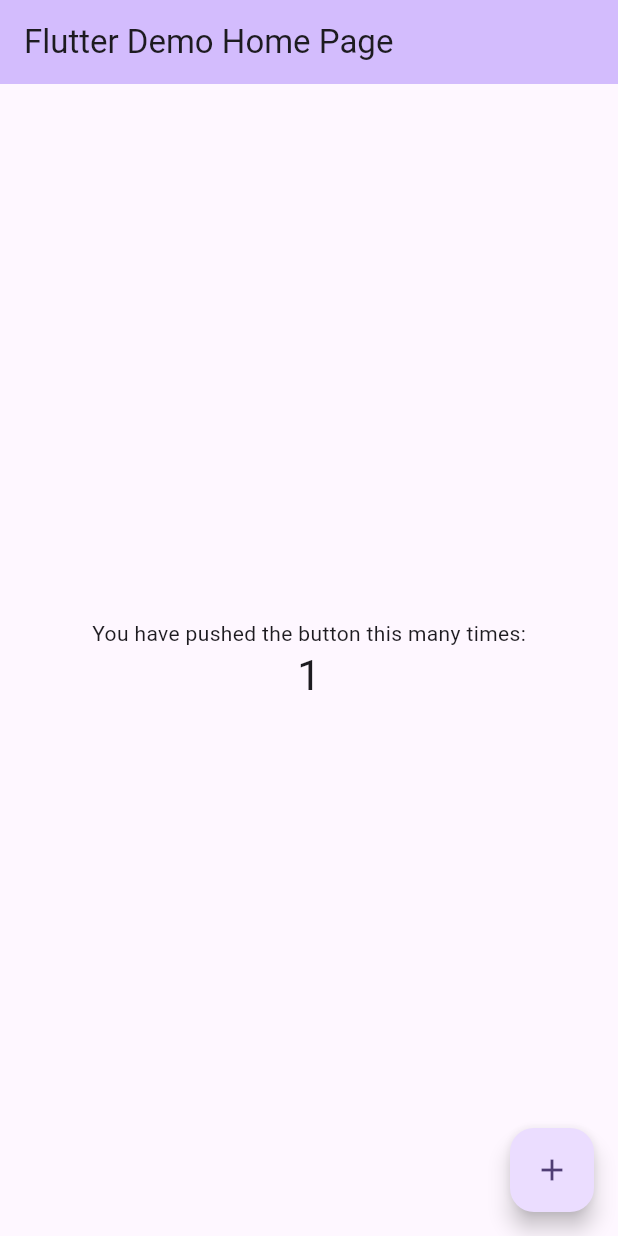
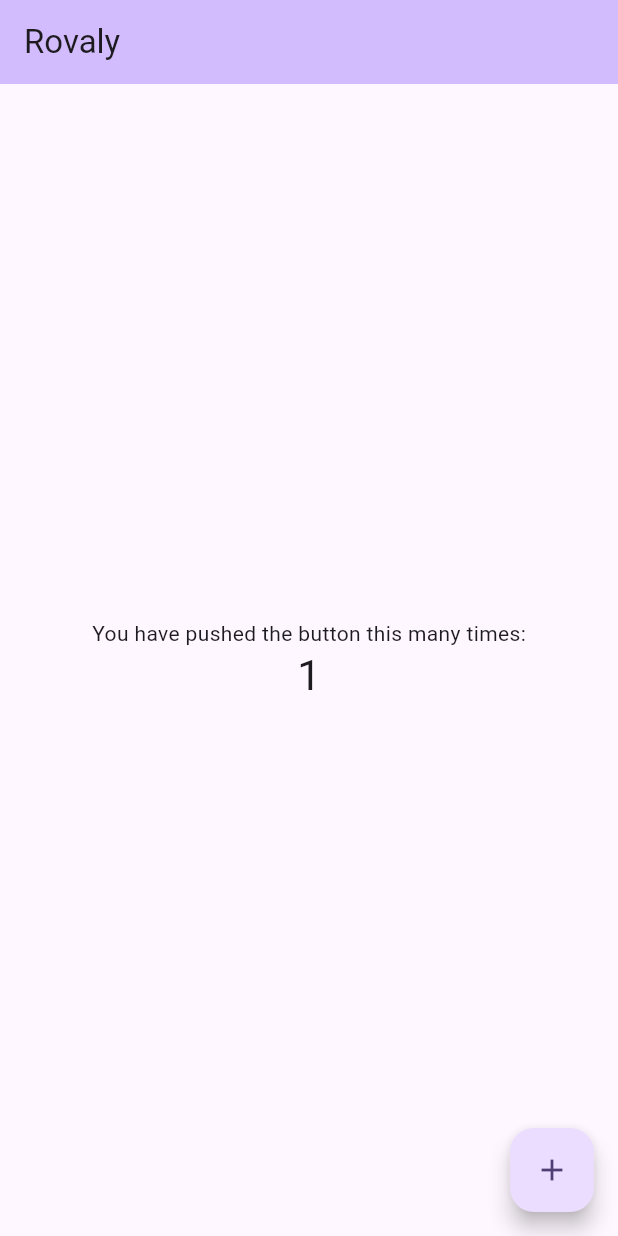
Before and after one commit to swillims/rovalyswe6733, a Flutter app: the screen it shows after launch, after a tap on the "add" icon, on a phone screen of 412 x 824 dp. Run offline on Flutter 3.47's test engine with Material 3 defaults, Android fonts, the phone set to English and light mode, and no system bars; our stand-ins replace cloud_firestore, firebase_core; accounts and stored records are empty.

```diff
--- a/lib/main.dart
+++ b/lib/main.dart
@@ -1,9 +1,24 @@
 import 'package:flutter/material.dart';
 import 'package:firebase_core/firebase_core.dart';
-//import 'firebase_options.dart';
+import 'package:cloud_firestore/cloud_firestore.dart';
+
 
 void main() {
-  runApp(const MyApp());
+  WidgetsFlutterBinding.ensureInitialized();
+
+  Firebase.initializeApp(
+    options: const FirebaseOptions(
+      apiKey: "AIzaSyAe5kTlgtp7KP7MuIQ6L8wqKj0jclPB9yM",
+      authDomain: "swe6733wc.firebaseapp.com",
+      projectId: "swe6733wc",
+      storageBucket: "swe6733wc.appspot.com",
+      messagingSenderId: "292059682722",
+      appId: "1:292059682722:web:b67ec047322f30955784fb",
+      measurementId: "G-14V6B2ZW08",
+    ),
+  ).then((_) {
+    runApp(const MyApp());
+  });
 }
 
 class MyApp extends StatelessWidget {
@@ -13,7 +28,7 @@ class MyApp extends StatelessWidget {
   @override
   Widget build(BuildContext context) {
     return MaterialApp(
-      title: 'Flutter Demo',
+      title: 'Rovaly',
       theme: ThemeData(
         // This is the theme of your application.
         //
@@ -32,7 +47,7 @@ class MyApp extends StatelessWidget {
         // tested with just a hot reload.
         colorScheme: ColorScheme.fromSeed(seedColor: Colors.deepPurple),
       ),
-      home: const MyHomePage(title: 'Flutter Demo Home Page'),
+      home: const MyHomePage(title: 'Rovaly'),
     );
   }
 }
@@ -67,6 +82,13 @@ class _MyHomePageState extends State<MyHomePage> {
       // called again, and so nothing would appear to happen.
       _counter++;
     });
+
+    // This was just to test database connection
+    FirebaseFirestore.instance.collection('counters').add(
+      {
+      'count': _counter,
+      'timestamp': FieldValue.serverTimestamp(),
+      });
   }
 
   @override
--- a/pubspec.yaml
+++ b/pubspec.yaml
@@ -31,6 +31,7 @@ dependencies:
   flutter:
     sdk: flutter
   firebase_core: ^2.27.0
+  cloud_firestore: ^4.13.0
 
   # The following adds the Cupertino Icons font to your application.
   # Use with the CupertinoIcons class for iOS style icons.
```
Also changed, not shown: lib/firebase_options.dart (deleted).
